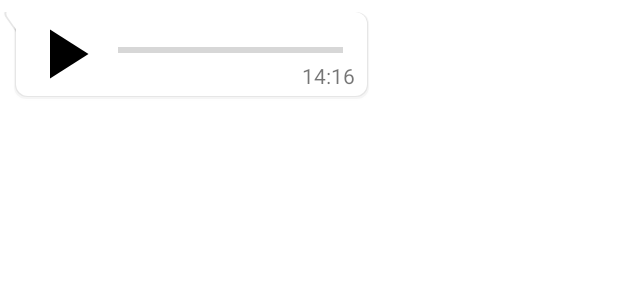
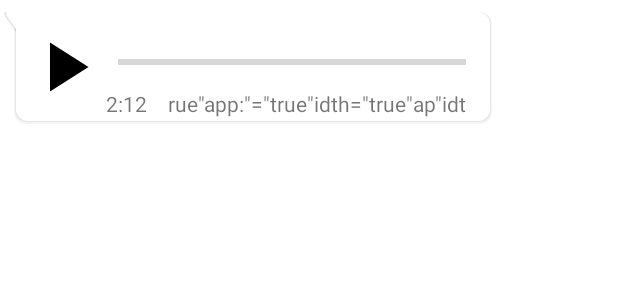
Before and after one commit to ganainy/Our_chat, an Android app: the layout received_audio_item.xml on its own in the app's theme, with its tools: preview values and no code run, on a phone screen of 412 x 824 dp. Shown: the top 300 px of the screen. Run offline under Robolectric (Android 15) with nearby library versions, the phone set to English and light mode, and no system bars.

Commit message:
now show duration of record , play records asynchronously to not freeze layout while record downloads

```diff
--- a/app/src/main/java/com/example/ourchat/data/model/Message.kt
+++ b/app/src/main/java/com/example/ourchat/data/model/Message.kt
@@ -48,6 +48,7 @@ data class RecordMessage(
     override val type: Double?,
     var duration: String?,
     val uri: String?,
-    var currentProgress: String?
+    var currentProgress: String?,
+    var isPlaying: Boolean?
 
 ) : Message
--- a/app/src/main/java/com/example/ourchat/ui/chat/ChatViewModel.kt
+++ b/app/src/main/java/com/example/ourchat/ui/chat/ChatViewModel.kt
@@ -29,6 +29,8 @@ class ChatViewModel(val senderId: String?, val receiverId: String) : ViewModel()
 
 
     fun loadMessages(): LiveData<List<Message>> {
+
+        if (messagesMutableLiveData.value != null) return messagesMutableLiveData
 
         messageCollectionReference.addSnapshotListener(EventListener { querySnapShot, firebaseFirestoreException ->
             if (firebaseFirestoreException == null) {
--- a/app/src/main/java/com/example/ourchat/ui/fbLoginFragment/FacebookLoginViewModel.kt
+++ b/app/src/main/java/com/example/ourchat/ui/fbLoginFragment/FacebookLoginViewModel.kt
@@ -4,6 +4,7 @@ import androidx.lifecycle.LiveData
 import androidx.lifecycle.MutableLiveData
 import androidx.lifecycle.ViewModel
 import com.example.ourchat.Utils.ErrorMessage
+import com.example.ourchat.Utils.FirestoreUtil
 import com.example.ourchat.Utils.LoadState
 import com.example.ourchat.data.model.User
 import com.facebook.AccessToken
@@ -46,12 +47,11 @@ class FacebookLoginViewModel : ViewModel() {
 
 
     fun isUserAlreadyStoredInFirestore(uid: String): LiveData<Boolean> {
-        val usersRef = FirebaseFirestore.getInstance().collection("users")
+        val usersRef = FirestoreUtil.firestoreInstance.collection("users")
         usersRef.document(uid).get().addOnSuccessListener {
             userExists.value = it.exists()
         }.addOnFailureListener {
-            ErrorMessage.errorMessage = it.message
-            loadState.value = LoadState.FAILURE
+            println("FacebookLoginViewModel.isUserAlreadyStoredInFirestore:${it.message}")
         }
         return userExists
     }
--- a/app/src/main/res/layout/received_audio_item.xml
+++ b/app/src/main/res/layout/received_audio_item.xml
@@ -9,7 +9,7 @@
 
         <variable
             name="message"
-            type="com.example.ourchat.data.model.Message" />
+            type="com.example.ourchat.data.model.RecordMessage" />
 
         <variable
             name="clickListener"
@@ -20,10 +20,15 @@
             type="Integer" />
     </data>
 
+    <LinearLayout
+        android:layout_width="match_parent"
+        android:layout_height="wrap_content">
+
 
         <androidx.constraintlayout.widget.ConstraintLayout
             android:id="@+id/bubble"
-        android:layout_width="wrap_content"
+            android:layout_width="0dp"
+            android:layout_weight="8"
             android:layout_height="wrap_content"
             android:layout_marginTop="8dp"
             android:background="@drawable/incoming_bubble"
@@ -42,19 +47,35 @@
                 app:layout_constraintStart_toStartOf="@+id/bubble"
                 app:layout_constraintTop_toTopOf="parent" />
 
+
+            <TextView
+                android:id="@+id/durationTextView"
+                android:layout_width="wrap_content"
+                android:layout_height="wrap_content"
+                android:layout_marginBottom="2dp"
+                app:layout_constrainedWidth="true"
+                app:layout_constraintBottom_toBottomOf="parent"
+                app:layout_constraintEnd_toStartOf="@+id/dateTextView"
+                app:layout_constraintHorizontal_bias="0.0"
+                app:layout_constraintHorizontal_chainStyle="spread_inside"
+                app:layout_constraintStart_toEndOf="@+id/playPauseImage"
+                app:layout_constraintTop_toBottomOf="@+id/progressbar"
+                app:setDuration="@{message.duration}"
+                tools:text="2:12" />
+
             <ProgressBar
                 android:id="@+id/progressbar"
                 style="@style/Widget.AppCompat.ProgressBar.Horizontal"
-            android:layout_width="wrap_content"
+                android:layout_width="0dp"
                 android:layout_height="wrap_content"
                 android:layout_marginEnd="8dp"
                 android:gravity="start"
                 android:minWidth="150dp"
                 android:paddingLeft="8dp"
-            android:progressTint="@color/blue"
                 android:paddingTop="4dp"
                 android:paddingRight="8dp"
                 android:paddingBottom="10dp"
+                android:progressTint="@color/blue"
                 app:layout_constraintBottom_toBottomOf="@+id/playPauseImage"
                 app:layout_constraintEnd_toEndOf="parent"
                 app:layout_constraintStart_toEndOf="@+id/playPauseImage"
@@ -62,20 +83,28 @@
 
             <TextView
                 android:id="@+id/dateTextView"
-            android:layout_width="wrap_content"
-            android:layout_height="wrap_content"
-            android:layout_marginStart="12dp"
+                android:layout_width="0dp"
+                android:layout_height="0dp"
+                android:layout_marginStart="8dp"
+                android:layout_marginEnd="16dp"
+                android:layout_marginBottom="2dp"
+                android:gravity="end"
                 app:formatDate="@{message.created_at}"
-            android:layout_marginEnd="8dp"
-            android:layout_marginBottom="4dp"
-            android:gravity="end"
-            app:layout_constraintHorizontal_bias="100"
+                app:layout_constrainedWidth="true"
                 app:layout_constraintBottom_toBottomOf="parent"
                 app:layout_constraintEnd_toEndOf="parent"
-            app:layout_constraintStart_toStartOf="parent"
-            tools:text="14:16" />
+                app:layout_constraintHorizontal_bias="0.5"
+                app:layout_constraintStart_toEndOf="@+id/durationTextView"
+                app:layout_constraintTop_toBottomOf="@+id/progressbar"
+                tools:text='rue"app:"="true"idth="true"ap"idth="true"ap"idth="true"ap"idth="true"app:"="true"0' />
 
 
         </androidx.constraintlayout.widget.ConstraintLayout>
 
+        <androidx.legacy.widget.Space
+            android:layout_width="0dp"
+            android:layout_height="0dp"
+            android:layout_weight="2" />
+
+    </LinearLayout>
 </layout>
```
Also changed, not shown: app/src/main/java/com/example/ourchat/ui/chat/ChatAdapter.kt (+88 -72 lines), app/src/main/java/com/example/ourchat/ui/chat/ChatFragment.kt (+16 -9 lines), app/src/main/java/com/example/ourchat/ui/fbLoginFragment/FacebookLoginFragment.kt (+7 -10 lines), app/src/main/java/com/example/ourchat/ui/findUser/BindingAdapter.kt (+21 -0 lines), app/src/main/res/drawable/ic_stop_black_24dp.xml (added, +9 -0 lines), app/src/main/res/layout/sent_audio_item.xml (+38 -11 lines). Lines whose indentation alone changed are shown as unchanged.
